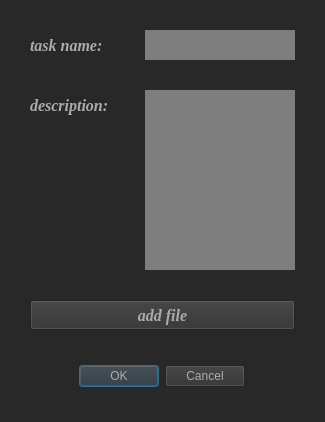
Qt form project_management/doing_my_task.ui (AP-projects-4001/hamidreza-ataei) before a commit.
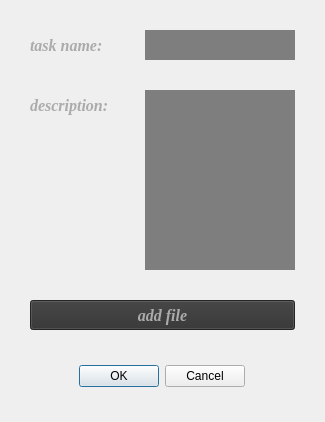
The same form after that commit.

```diff
--- a/project_management/doing_my_task.ui
+++ b/project_management/doing_my_task.ui
@@ -26,7 +26,7 @@
    <string>Dialog</string>
   </property>
   <property name="styleSheet">
-   <string notr="true">background-color: rgb(40, 40, 40);</string>
+   <string notr="true"/>
   </property>
   <widget class="QDialogButtonBox" name="buttonBox">
    <property name="geometry">
@@ -41,8 +41,7 @@
     <cursorShape>PointingHandCursor</cursorShape>
    </property>
    <property name="styleSheet">
-    <string notr="true">color: rgb(171, 171, 171);
-background-color: rgb(50, 50, 50);</string>
+    <string notr="true"/>
    </property>
    <property name="orientation">
     <enum>Qt::Horizontal</enum>
```
